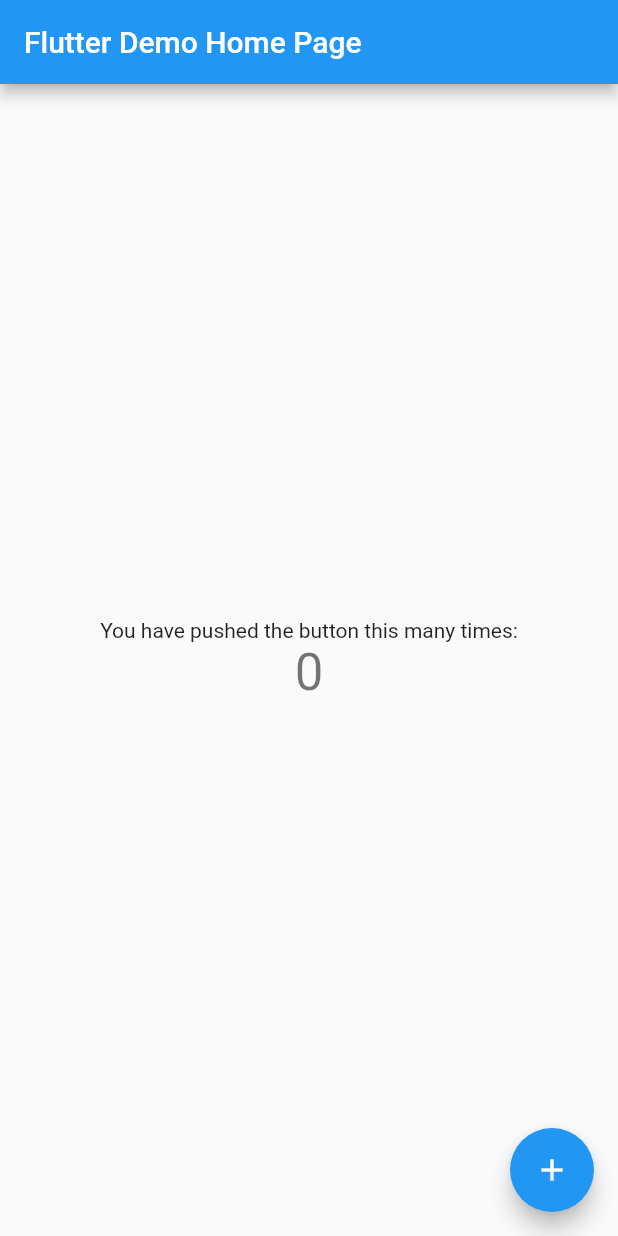
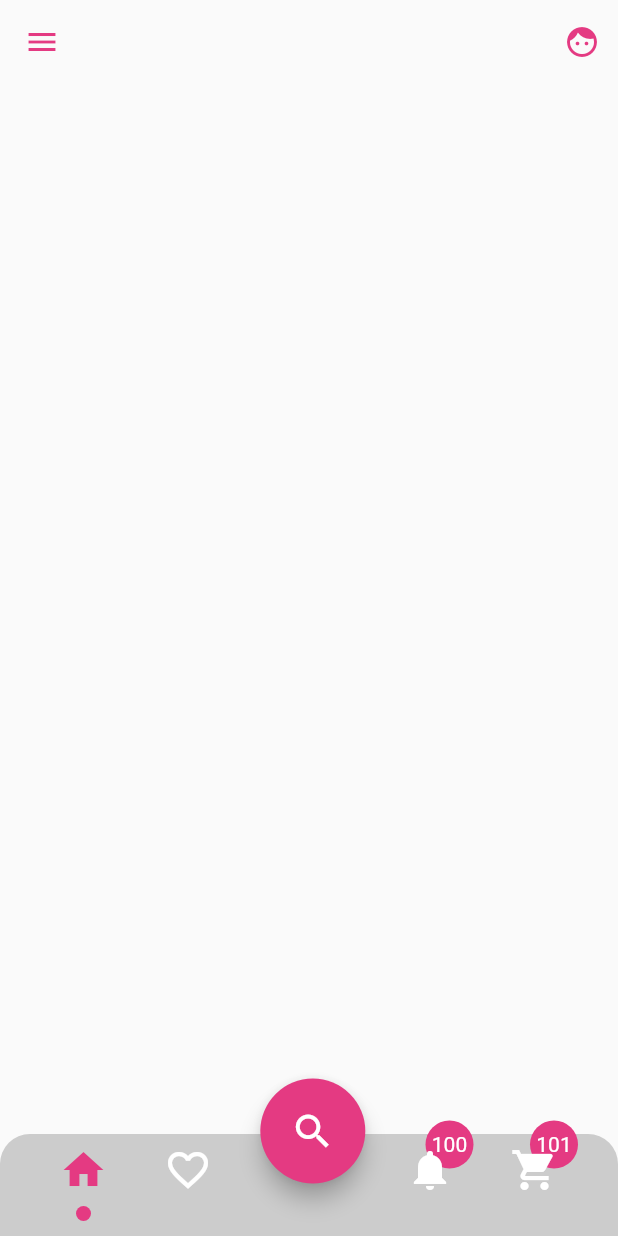
Before and after one commit to JohnZDictator/recipe, a Flutter app: the screen it shows after launch, on a phone screen of 412 x 824 dp. Run offline on Flutter 3.47's test engine with Material 2 defaults, Android fonts, the phone set to English and light mode, and no system bars; our stand-ins replace google_fonts.

Commit message:
second commit

```diff
--- /dev/null
+++ b/lib/feature/pages/home/view/home.dart
@@ -0,0 +1,180 @@
+import 'package:flutter/material.dart';
+
+class HomePage extends StatefulWidget{
+  @override
+  _HomePageState createState() => _HomePageState();
+}
+
+class _HomePageState extends State<HomePage>{
+
+  @override
+  Widget build(BuildContext context){
+    final screenSize = MediaQuery.of(context).size;
+    return Stack(
+        // overflow: Overflow.visible,
+        children: [
+          Container(
+            margin: EdgeInsets.fromLTRB(0, 0, 0, 70),
+            child: SingleChildScrollView(
+              child: Column(
+                children: [
+
+                ],
+              ),
+            ),
+          ),
+          Column(
+            mainAxisAlignment: MainAxisAlignment.end,
+            children: [
+              Container(
+                decoration: BoxDecoration(
+                  color: Colors.grey.withOpacity(0.5),
+                  borderRadius: BorderRadius.only(topRight: Radius.circular(20), topLeft: Radius.circular(20)),
+                ),
+                padding: EdgeInsets.fromLTRB(10.0, 0.0, 10.0, 10.0),
+                child: Stack(
+                  overflow: Overflow.visible,
+                  children: [
+                    Row(
+                      mainAxisAlignment: MainAxisAlignment.spaceEvenly,
+                      crossAxisAlignment: CrossAxisAlignment.end,
+                      children: [
+                        Column(
+                          children: [
+                            IconButton(
+                              onPressed: (){},
+                              icon: Icon(Icons.home, color: Color.fromRGBO(228, 58, 130, 1.0), size: 32,),
+                            ),
+                            Container(
+                              width: 10,
+                              height: 10,
+                              decoration: BoxDecoration(
+                                shape: BoxShape.circle,
+                                color: Color.fromRGBO(228, 58, 130, 1.0)
+                              ),
+                            ),
+                          ],
+                        ),
+                        Column(
+                          children: [
+                            IconButton(
+                              onPressed: (){},
+                              // icon: Icon(Icons.favorite_outline, color: Color.fromRGBO(196, 196, 196, 1.0), size: 32,),
+                              icon: Icon(Icons.favorite_outline, color: Colors.white, size: 32,),
+                            ),
+                            Container(
+                              width: 10,
+                              height: 10,
+                              // decoration: BoxDecoration(
+                              //   shape: BoxShape.circle,
+                              //   color: Color.fromRGBO(228, 58, 130, 1.0),
+                              // ),
+                            ),
+                          ],
+                        ),
+                        SizedBox(
+                          width: 70,
+                        ),
+                        Stack(
+                          overflow: Overflow.visible,
+                          children: [
+                            Positioned(
+                              right: -5,
+                              bottom: 35,
+                              child: Container(
+                                width: 32,
+                                height: 32,
+                                decoration: BoxDecoration(
+                                  borderRadius: BorderRadius.circular(30),
+                                  color: Color.fromRGBO(228, 58, 130, 1.0),
+                                ),
+                                child: Center(
+                                  child: FittedBox(
+                                    child: Text('100', style: TextStyle(color: Colors.white),),
+                                  ),
+                                )
+                              )
+                            ),
+                            Column(
+                              children: [
+                                IconButton(
+                                  onPressed: (){},
+                                  // icon: Icon(Icons.notifications, color: Color.fromRGBO(196, 196, 196, 1.0), size: 32,),
+                                  icon: Icon(Icons.notifications, color: Colors.white, size: 32,),
+                                ),
+                                Container(
+                                  width: 10,
+                                  height: 10,
+                                //   decoration: BoxDecoration(
+                                //     shape: BoxShape.circle,
+                                //     color: Color.fromRGBO(228, 58, 130, 1.0)
+                                //   ),
+                                ),
+                              ],
+                            ),
+                          ],
+                        ),
+                        Stack(
+                          overflow: Overflow.visible,
+                          children: [
+                            Positioned(
+                              right: -5,
+                              bottom: 35,
+                              child: Container(
+                                width: 32,
+                                height: 32,
+                                decoration: BoxDecoration(
+                                  borderRadius: BorderRadius.circular(30),
+                                  color: Color.fromRGBO(228, 58, 130, 1.0),
+                                ),
+                                child: Center(
+                                  child: FittedBox(
+                                    child: Text('101', style: TextStyle(color: Colors.white),),
+                                  ),
+                                )
+                              )
+                            ),
+                            Column(
+                              children: [
+                                IconButton(
+                                  onPressed: (){},
+                                  // icon: Icon(Icons.shopping_cart, color: Color.fromRGBO(196, 196, 196, 1.0), size: 32,),
+                                  icon: Icon(Icons.shopping_cart, color: Colors.white, size: 32,),
+                                ),
+                                Container(
+                                  width: 10,
+                                  height: 10,
+                                  // decoration: BoxDecoration(
+                                  //   shape: BoxShape.circle,
+                                  //   color: Color.fromRGBO(228, 58, 130, 1.0)
+                                  // ),
+                                ),
+                              ],
+                            ),
+                          ],
+                        ),
+                      ],
+                    ),
+                    Positioned(
+                      right: screenSize.width / 2.6,
+                      bottom: 5,
+                      child: Container(
+                        width: 70,
+                        height: 70,
+                        margin: EdgeInsets.fromLTRB(0, 0, 0, 20),
+                        child: FloatingActionButton(
+                          onPressed: (){},
+                          child: Icon(Icons.search_outlined, size: 30,),
+                          backgroundColor: Color.fromRGBO(228, 58, 130, 1.0),
+                        ),
+                      ),
+                    )
+                  ],
+                ),
+              ),
+            ]
+          ),
+        ],
+    );
+  }
+}
--- a/lib/main.dart
+++ b/lib/main.dart
@@ -1,113 +1,30 @@
 import 'package:flutter/material.dart';
+import 'package:google_fonts/google_fonts.dart';
+import 'package:recipe_flutter/feature/pages/home/view/home.dart';
 
-void main() {
-  runApp(MyApp());
-}
+void main() => runApp(MyApp());
 
-class MyApp extends StatelessWidget {
-  // This widget is the root of your application.
+class MyApp extends StatelessWidget{
+
   @override
-  Widget build(BuildContext context) {
+  Widget build(BuildContext context){
     return MaterialApp(
-      title: 'Flutter Demo',
-      theme: ThemeData(
-        // This is the theme of your application.
-        //
-        // Try running your application with "flutter run". You'll see the
-        // application has a blue toolbar. Then, without quitting the app, try
-        // changing the primarySwatch below to Colors.green and then invoke
-        // "hot reload" (press "r" in the console where you ran "flutter run",
-        // or simply save your changes to "hot reload" in a Flutter IDE).
-        // Notice that the counter didn't reset back to zero; the application
-        // is not restarted.
-        primarySwatch: Colors.blue,
+      title: 'Recipe App',
+      home: Scaffold(
+        appBar: AppBar(
+          leading: IconButton(icon: Icon(Icons.menu, color: Color.fromRGBO(228, 58, 130, 1.0),), onPressed: () { },),
+          actions: [
+            IconButton(
+              onPressed: (){},
+              icon: Icon(Icons.face, color: Color.fromRGBO(228, 58, 130, 1.0),),
+            ),
+          ],
+          backgroundColor: Colors.transparent,
+          shadowColor: Colors.transparent,
+        ),
+        body: HomePage(),
       ),
-      home: MyHomePage(title: 'Flutter Demo Home Page'),
+      debugShowCheckedModeBanner: false,
     );
   }
 }
-
-class MyHomePage extends StatefulWidget {
-  MyHomePage({Key? key, required this.title}) : super(key: key);
-
-  // This widget is the home page of your application. It is stateful, meaning
-  // that it has a State object (defined below) that contains fields that affect
-  // how it looks.
-
-  // This class is the configuration for the state. It holds the values (in this
-  // case the title) provided by the parent (in this case the App widget) and
-  // used by the build method of the State. Fields in a Widget subclass are
-  // always marked "final".
-
-  final String title;
-
-  @override
-  _MyHomePageState createState() => _MyHomePageState();
-}
-
-class _MyHomePageState extends State<MyHomePage> {
-  int _counter = 0;
-
-  void _incrementCounter() {
-    setState(() {
-      // This call to setState tells the Flutter framework that something has
-      // changed in this State, which causes it to rerun the build method below
-      // so that the display can reflect the updated values. If we changed
-      // _counter without calling setState(), then the build method would not be
-      // called again, and so nothing would appear to happen.
-      _counter++;
-    });
-  }
-
-  @override
-  Widget build(BuildContext context) {
-    // This method is rerun every time setState is called, for instance as done
-    // by the _incrementCounter method above.
-    //
-    // The Flutter framework has been optimized to make rerunning build methods
-    // fast, so that you can just rebuild anything that needs updating rather
-    // than having to individually change instances of widgets.
-    return Scaffold(
-      appBar: AppBar(
-        // Here we take the value from the MyHomePage object that was created by
-        // the App.build method, and use it to set our appbar title.
-        title: Text(widget.title),
-      ),
-      body: Center(
-        // Center is a layout widget. It takes a single child and positions it
-        // in the middle of the parent.
-        child: Column(
-          // Column is also a layout widget. It takes a list of children and
-          // arranges them vertically. By default, it sizes itself to fit its
-          // children horizontally, and tries to be as tall as its parent.
-          //
-          // Invoke "debug painting" (press "p" in the console, choose the
-          // "Toggle Debug Paint" action from the Flutter Inspector in Android
-          // Studio, or the "Toggle Debug Paint" command in Visual Studio Code)
-          // to see the wireframe for each widget.
-          //
-          // Column has various properties to control how it sizes itself and
-          // how it positions its children. Here we use mainAxisAlignment to
-          // center the children vertically; the main axis here is the vertical
-          // axis because Columns are vertical (the cross axis would be
-          // horizontal).
-          mainAxisAlignment: MainAxisAlignment.center,
-          children: <Widget>[
-            Text(
-              'You have pushed the button this many times:',
-            ),
-            Text(
-              '$_counter',
-              style: Theme.of(context).textTheme.headline4,
-            ),
-          ],
-        ),
-      ),
-      floatingActionButton: FloatingActionButton(
-        onPressed: _incrementCounter,
-        tooltip: 'Increment',
-        child: Icon(Icons.add),
-      ), // This trailing comma makes auto-formatting nicer for build methods.
-    );
-  }
-}
--- a/pubspec.yaml
+++ b/pubspec.yaml
@@ -23,6 +23,9 @@ environment:
 dependencies:
   flutter:
     sdk: flutter
+
+  lint: ^1.5.3
+  google_fonts: ^2.1.0
 
 
   # The following adds the Cupertino Icons font to your application.
```
Also changed, not shown: pubspec.lock.
